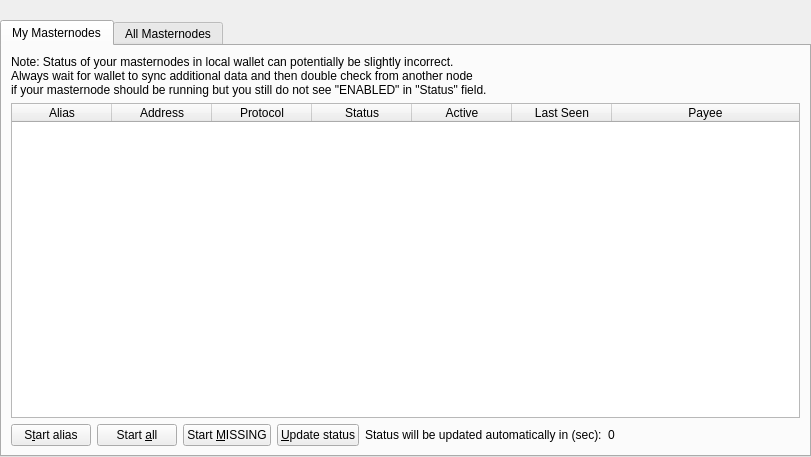
Above: src/qt/forms/masternodelist.ui from modcrypto/bitnexus before the change. Below: the same form after it.
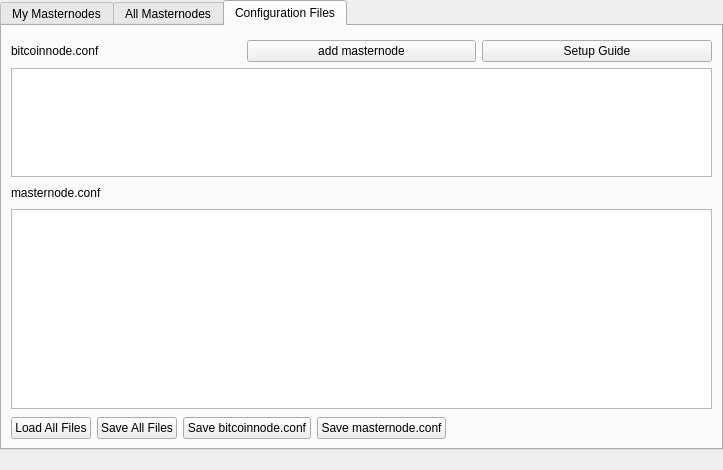
That is the form after the change. The open tabs and pages were chosen to show the change.

What changed in the file:
```diff
--- a/src/qt/forms/masternodelist.ui
+++ b/src/qt/forms/masternodelist.ui
@@ -6,16 +6,13 @@
    <rect>
     <x>0</x>
     <y>0</y>
-    <width>811</width>
-    <height>457</height>
+    <width>723</width>
+    <height>470</height>
    </rect>
   </property>
   <property name="windowTitle">
    <string>Form</string>
   </property>
-  <property name="styleSheet">
-   <string notr="true"/>
-  </property>
   <layout class="QVBoxLayout" name="topLayout">
    <property name="leftMargin">
     <number>0</number>
@@ -30,25 +27,21 @@
     <number>0</number>
    </property>
    <item>
-    <layout class="QVBoxLayout" name="verticalLayout">
+    <layout class="QVBoxLayout" name="verticalLayout" stretch="0,0">
      <property name="bottomMargin">
       <number>0</number>
      </property>
-     <item>
-      <spacer name="horizontalSpacer0">
-       <property name="orientation">
-        <enum>Qt::Horizontal</enum>
-       </property>
-       <property name="sizeHint" stdset="0">
-        <size>
-         <width>40</width>
-         <height>20</height>
-        </size>
-       </property>
-      </spacer>
-     </item>
      <item>
       <widget class="QTabWidget" name="tabWidget">
+       <property name="sizePolicy">
+        <sizepolicy hsizetype="Expanding" vsizetype="Expanding">
+         <horstretch>0</horstretch>
+         <verstretch>0</verstretch>
+        </sizepolicy>
+       </property>
+       <property name="styleSheet">
+        <string notr="true"/>
+       </property>
        <property name="currentIndex">
         <number>0</number>
        </property>
@@ -137,6 +130,11 @@
                <string>Payee</string>
               </property>
              </column>
+             <column>
+              <property name="text">
+               <string>Amount</string>
+              </property>
+             </column>
             </widget>
            </item>
            <item>
@@ -305,12 +303,189 @@
              </property>
             </widget>
            </item>
+           <item>
+            <widget class="QPushButton" name="masternodeOnlineButton">
+             <property name="toolTip">
+              <string>Browse to https://pew.overemo.com/masternodes</string>
+             </property>
+             <property name="text">
+              <string>Masternodes Stats</string>
+             </property>
+            </widget>
+           </item>
+          </layout>
+         </item>
+        </layout>
+       </widget>
+       <widget class="QWidget" name="tabConfigFile">
+        <attribute name="title">
+         <string>Configuration Files</string>
+        </attribute>
+        <layout class="QGridLayout" name="gridLayout_4">
+         <item row="1" column="0">
+          <widget class="QTextEdit" name="textEditMaster">
+           <property name="minimumSize">
+            <size>
+             <width>0</width>
+             <height>200</height>
+            </size>
+           </property>
+           <property name="maximumSize">
+            <size>
+             <width>16777215</width>
+             <height>400</height>
+            </size>
+           </property>
+           <property name="font">
+            <font>
+             <family>Courier New</family>
+            </font>
+           </property>
+           <property name="lineWrapMode">
+            <enum>QTextEdit::NoWrap</enum>
+           </property>
+           <property name="acceptRichText">
+            <bool>false</bool>
+           </property>
+          </widget>
+         </item>
+         <item row="3" column="0">
+          <layout class="QHBoxLayout" name="HLayout">
+           <property name="topMargin">
+            <number>2</number>
+           </property>
+           <item>
+            <widget class="QPushButton" name="pushButtonLoad">
+             <property name="text">
+              <string>Load All Files</string>
+             </property>
+            </widget>
+           </item>
+           <item>
+            <widget class="QPushButton" name="pushButtonSaveAll">
+             <property name="text">
+              <string>Save All Files</string>
+             </property>
+            </widget>
+           </item>
+           <item>
+            <widget class="QPushButton" name="pushButtonSaveConfig">
+             <property name="text">
+              <string>Save bitcoinnode.conf</string>
+             </property>
+            </widget>
+           </item>
+           <item>
+            <widget class="QPushButton" name="pushButtonSaveMaster">
+             <property name="text">
+              <string>Save masternode.conf</string>
+             </property>
+            </widget>
+           </item>
+           <item>
+            <spacer name="horizontalSpacer">
+             <property name="orientation">
+              <enum>Qt::Horizontal</enum>
+             </property>
+             <property name="sizeHint" stdset="0">
+              <size>
+               <width>40</width>
+               <height>20</height>
+              </size>
+             </property>
+            </spacer>
+           </item>
+          </layout>
+         </item>
+         <item row="0" column="0">
+          <layout class="QVBoxLayout" name="verticalLayout_3" stretch="0,0,0">
+           <item>
+            <layout class="QHBoxLayout" name="horizontalLayout_2">
+             <property name="topMargin">
+              <number>5</number>
+             </property>
+             <item>
+              <widget class="QLabel" name="label">
+               <property name="minimumSize">
+                <size>
+                 <width>0</width>
+                 <height>20</height>
+                </size>
+               </property>
+               <property name="text">
+                <string>bitcoinnode.conf</string>
+               </property>
+              </widget>
+             </item>
+             <item>
+              <widget class="QPushButton" name="pushButtonAddMaster">
+               <property name="text">
+                <string>add masternode</string>
+               </property>
+              </widget>
+             </item>
+             <item>
+              <widget class="QPushButton" name="buttonDocument">
+               <property name="text">
+                <string>Setup Guide</string>
+               </property>
+              </widget>
+             </item>
+            </layout>
+           </item>
+           <item>
+            <widget class="QTextEdit" name="textEditConfig">
+             <property name="minimumSize">
+              <size>
+               <width>0</width>
+               <height>60</height>
+              </size>
+             </property>
+             <property name="font">
+              <font>
+               <family>Courier New</family>
+              </font>
+             </property>
+             <property name="lineWrapMode">
+              <enum>QTextEdit::NoWrap</enum>
+             </property>
+             <property name="acceptRichText">
+              <bool>false</bool>
+             </property>
+            </widget>
+           </item>
+           <item>
+            <widget class="QLabel" name="label_2">
+             <property name="minimumSize">
+              <size>
+               <width>0</width>
+               <height>20</height>
+              </size>
+             </property>
+             <property name="text">
+              <string>masternode.conf</string>
+             </property>
+            </widget>
+           </item>
           </layout>
          </item>
         </layout>
        </widget>
       </widget>
      </item>
+     <item>
+      <spacer name="horizontalSpacer0">
+       <property name="orientation">
+        <enum>Qt::Horizontal</enum>
+       </property>
+       <property name="sizeHint" stdset="0">
+        <size>
+         <width>40</width>
+         <height>20</height>
+        </size>
+       </property>
+      </spacer>
+     </item>
     </layout>
    </item>
   </layout>
```
Left out of the diff: 16 changed lines with no effect on the pictures.
